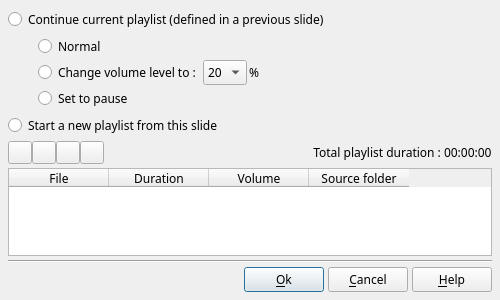
boenki/ffdiaporama, file src/ffDiaporama/DlgMusic/DlgMusicProperties.ui: the form before one commit.
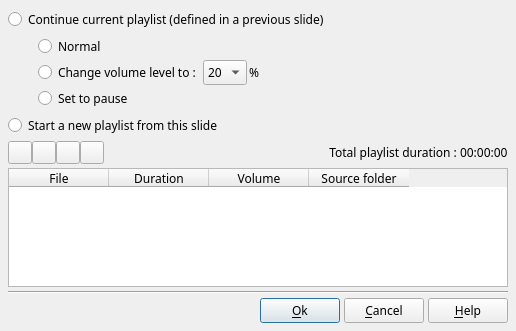
The form after the commit. Icons and pictures are not drawn.

```diff
--- a/src/ffDiaporama/DlgMusic/DlgMusicProperties.ui
+++ b/src/ffDiaporama/DlgMusic/DlgMusicProperties.ui
@@ -6,8 +6,8 @@
    <rect>
     <x>0</x>
     <y>0</y>
-    <width>500</width>
-    <height>300</height>
+    <width>516</width>
+    <height>331</height>
    </rect>
   </property>
   <property name="minimumSize">
```
Left out of the diff: 14 changed lines with no effect on the pictures.
